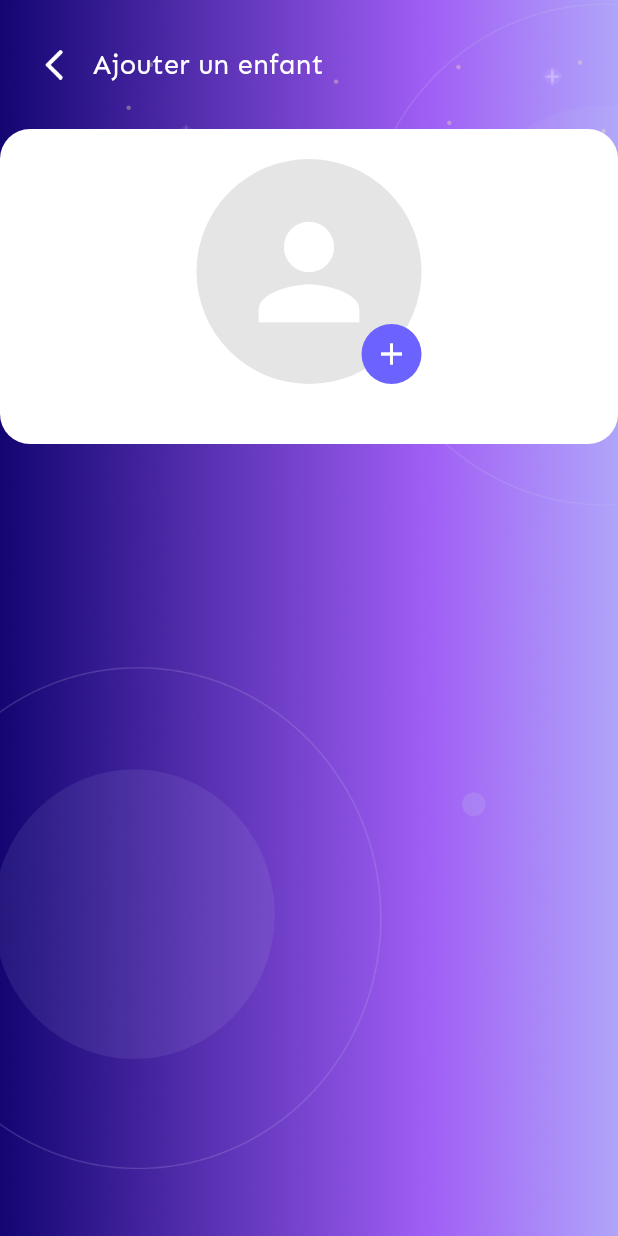
After one commit to kemora13conf/PFE-LP-IAM-2024-, a Flutter app: the AddChildForm screen opened by its route, after a tap on the "add" icon, on a phone screen of 412 x 824 dp. The commit adds this screen. Run offline on Flutter 3.47's test engine with Material 3 defaults, Android fonts, the phone set to English and light mode, and no system bars; our stand-ins replace get, image_picker, logger, shared_preferences; accounts and stored records are empty.

Commit message:
Tired. x_0!

```diff
--- a/gestions_des_depense_des_enfants/lib/models/parent.model.dart
+++ b/gestions_des_depense_des_enfants/lib/models/parent.model.dart
@@ -1,4 +1,3 @@
-import 'package:gestions_des_depense_des_enfants/models/enfant.model.dart';
 
 class ParentModel {
   String? id;
--- a/gestions_des_depense_des_enfants/lib/routes/pages.dart
+++ b/gestions_des_depense_des_enfants/lib/routes/pages.dart
@@ -1,6 +1,8 @@
 import 'package:flutter/material.dart';
 import 'package:gestions_des_depense_des_enfants/routes/paths.dart';
 import 'package:gestions_des_depense_des_enfants/screens/Welcome/welcome.dart';
+import 'package:gestions_des_depense_des_enfants/screens/add_child/bindings/add_child.bindings.dart';
+import 'package:gestions_des_depense_des_enfants/screens/add_child/views/add_child_form.dart';
 import 'package:gestions_des_depense_des_enfants/screens/auth/bindings/forgot_password.bindings.dart';
 import 'package:gestions_des_depense_des_enfants/screens/auth/bindings/login.bindings.dart';
 import 'package:gestions_des_depense_des_enfants/screens/auth/bindings/register.bindings.dart';
@@ -66,14 +68,19 @@ class Pages {
       curve: Curves.easeInCubic,
       binding: ResetPasswordBinds(),
     ),
-
     GetPage(
-      name: Paths.HOME,
-      page: () => const Home(),
-      transition: Transition.fade,
-      curve: Curves.easeInCubic,
-      transitionDuration: const Duration(milliseconds: 500),
-      binding: HomeBinds()
-    ),
+        name: Paths.HOME,
+        page: () => const Home(),
+        transition: Transition.fade,
+        curve: Curves.easeInCubic,
+        transitionDuration: const Duration(milliseconds: 500),
+        binding: HomeBinds()),
+    GetPage(
+        name: Paths.ADD_CHILD,
+        page: () => const AddChildForm(),
+        transition: Transition.fade,
+        curve: Curves.easeInCubic,
+        transitionDuration: const Duration(milliseconds: 500),
+        binding: AddChildBinds())
   ];
 }
--- a/gestions_des_depense_des_enfants/lib/routes/paths.dart
+++ b/gestions_des_depense_des_enfants/lib/routes/paths.dart
@@ -9,4 +9,5 @@ class Paths{
   static const String FORGOT_PASSWORD = '/forgot-password';
   static const String RESET_PASSWORD = '/reset-password';
   static const String REGISTER = '/register';
+  static const String ADD_CHILD = '/add-child';
 }
--- /dev/null
+++ b/gestions_des_depense_des_enfants/lib/screens/add_child/bindings/add_child.bindings.dart
@@ -0,0 +1,9 @@
+import 'package:gestions_des_depense_des_enfants/screens/add_child/controllers/add_child.controller.dart';
+import 'package:get/get.dart';
+
+class AddChildBinds extends Bindings {
+  @override
+  void dependencies() {
+    Get.lazyPut(() => AddChildController());
+  }
+}
--- /dev/null
+++ b/gestions_des_depense_des_enfants/lib/screens/add_child/controllers/add_child.controller.dart
@@ -0,0 +1,24 @@
+import 'package:get/get.dart';
+import 'package:image_picker/image_picker.dart';
+
+class AddChildController extends GetxController {
+  var image = "".obs;
+
+  var imageError = "".obs;
+
+  void setImageError(String value) {
+    imageError.value = value;
+  }
+
+  Future<void> pickImage() async {
+    // Pick image from gallery
+    late ImagePicker picker = ImagePicker();
+    final pickedFile = await picker.pickImage(source: ImageSource.gallery);
+
+    if (pickedFile != null) {
+      image.value = pickedFile.path;
+      update();
+    }
+  }
+
+}
--- /dev/null
+++ b/gestions_des_depense_des_enfants/lib/screens/add_child/views/add_child_form.dart
@@ -0,0 +1,160 @@
+import 'dart:io';
+
+import 'package:flutter/material.dart';
+import 'package:flutter/widgets.dart';
+import 'package:gestions_des_depense_des_enfants/screens/add_child/controllers/add_child.controller.dart';
+import 'package:get/get.dart';
+
+class AddChildForm extends StatelessWidget {
+  const AddChildForm({super.key});
+
+  @override
+  Widget build(BuildContext context) {
+    return Scaffold(
+      body: Container(
+        width: MediaQuery.of(context).size.width,
+        height: MediaQuery.of(context).size.height,
+        decoration: const BoxDecoration(
+          image: DecorationImage(
+            image: AssetImage('assets/splash/splash_background.png'),
+            fit: BoxFit.cover,
+          ),
+        ),
+        child: SafeArea(
+          child: Column(
+            children: [
+              Container(
+                width: double.infinity,
+                child: Column(
+                  children: [
+                    // go back button
+                    Container(
+                      width: double.infinity,
+                      padding: const EdgeInsets.only(left: 30, top: 30),
+                      child: Row(
+                        mainAxisAlignment: MainAxisAlignment.start,
+                        children: [
+                          GestureDetector(
+                            onTap: () {
+                              Get.back();
+                            },
+                            child: const Image(
+                              image: AssetImage('assets/icons/back.png'),
+                              height: 20,
+                            ),
+                          ),
+                          const SizedBox(width: 20),
+                          const Text(
+                            "Ajouter un enfant",
+                            style: TextStyle(
+                              fontSize: 18,
+                              fontWeight: FontWeight.normal,
+                              fontFamily: "Sen",
+                              color: Colors.white,
+                            ),
+                          ),
+                        ],
+                      ),
+                    ),
+                    const SizedBox(height: 30),
+                    Container(
+                      width: double.infinity,
+                      padding: const EdgeInsets.symmetric(
+                          horizontal: 20, vertical: 20),
+                      decoration: BoxDecoration(
+                        color: Colors.white,
+                        borderRadius: BorderRadius.circular(20),
+                      ),
+                      child: Column(
+                        children: [
+                          // Upload photo button
+                          GetBuilder<AddChildController>(builder: (_) {
+                            return Stack(
+                              children: [
+                                _.image.isEmpty
+                                    ? Container(
+                                        width: 150,
+                                        height: 150,
+                                        decoration: BoxDecoration(
+                                          color: const Color(0xFFE5E5E5),
+                                          borderRadius:
+                                              BorderRadius.circular(75),
+                                        ),
+                                        child: const Icon(
+                                          Icons.person,
+                                          size: 100,
+                                          color: Colors.white,
+                                        ),
+                                      )
+                                    : Container(
+                                        width: 150,
+                                        height: 150,
+                                        decoration: BoxDecoration(
+                                          color: const Color(0xFFE5E5E5),
+                                          borderRadius:
+                                              BorderRadius.circular(75),
+                                          image: DecorationImage(
+                                            image: Image.file(
+                                              File(_.image.value),
+                                            ).image,
+                                            fit: BoxFit.cover,
+                                          ),
+                                        ),
+                                      ),
+                                Positioned(
+                                  right: 0,
+                                  bottom: 0,
+                                  child: GestureDetector(
+                                    onTap: () {
+                                      _.pickImage();
+                                    },
+                                    child: Container(
+                                      width: 40,
+                                      height: 40,
+                                      decoration: BoxDecoration(
+                                        color: const Color(0xFF6C63FF),
+                                        borderRadius: BorderRadius.circular(20),
+                                      ),
+                                      child: const Icon(
+                                        Icons.add,
+                                        color: Colors.white,
+                                      ),
+                                    ),
+                                  ),
+                                ),
+                              ],
+                            );
+                          }),
+
+                          const SizedBox(height: 20),
+                          // IMAGE ERROR
+                          GetBuilder<AddChildController>(
+                            builder: (_) => _.imageError.value.isEmpty
+                                ? const SizedBox()
+                                : Container(
+                                    alignment: Alignment.centerLeft,
+                                    child: Padding(
+                                      padding: const EdgeInsets.all(8.0),
+                                      child: Text(
+                                        _.imageError.value,
+                                        style: const TextStyle(
+                                          color: Colors.red,
+                                          fontSize: 12,
+                                        ),
+                                      ),
+                                    ),
+                                  ),
+                          ),
+                        ],
+                      ),
+                    )
+                  ],
+                ),
+              ),
+            ],
+          ),
+        ),
+      ),
+    );
+  }
+}
```
Also changed, not shown: gestions_des_depense_des_enfants/lib/screens/home/views/children.widget.dart (+77 -40 lines), gestions_des_depense_des_enfants/assets/icons/back.png (added), 1 other file.
